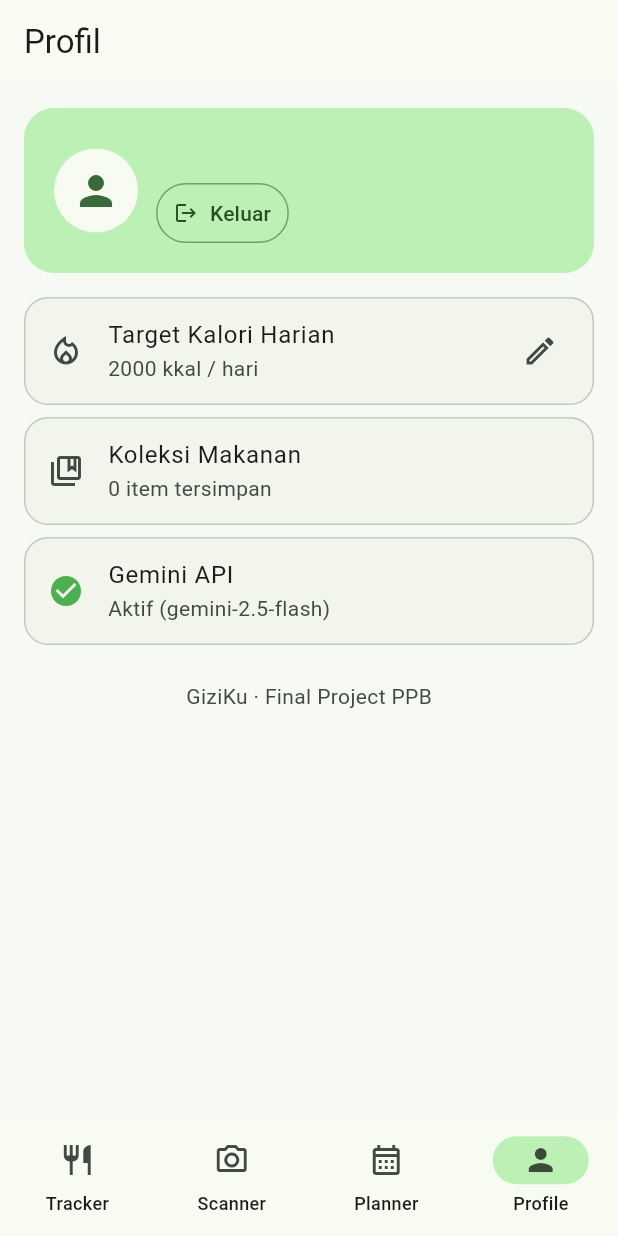
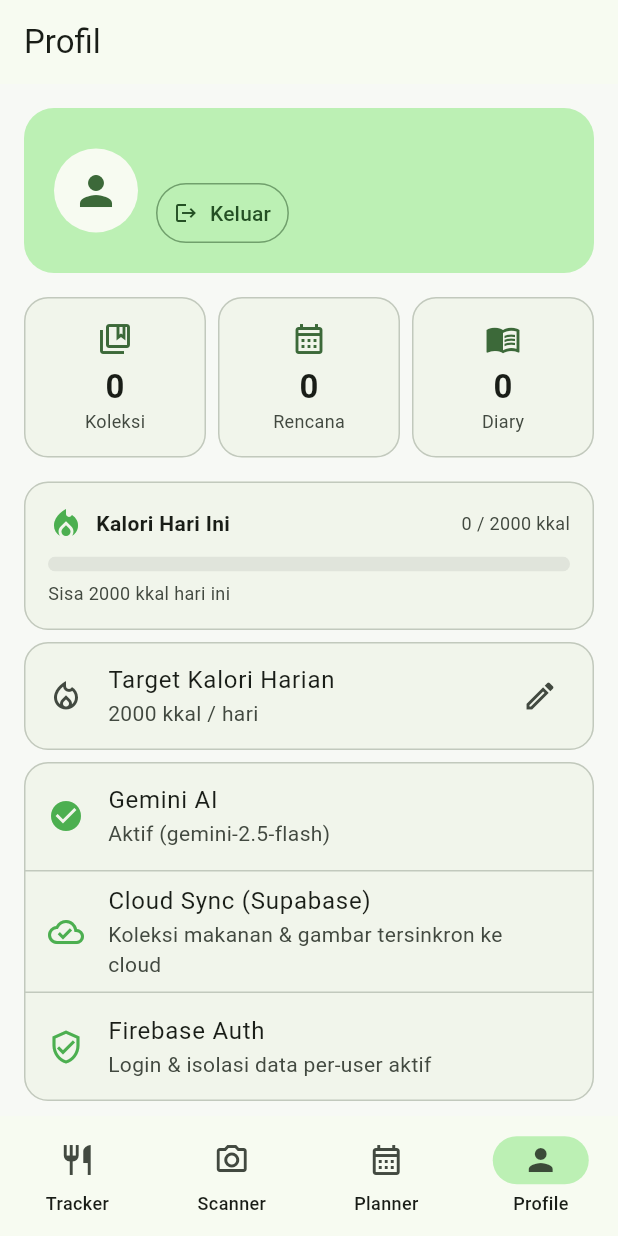
Before and after one commit to Udong0/Giziku, a Flutter app: the screen it shows once a user with an empty profile is signed in, item 4 of the bottom bar chosen, on a phone screen of 412 x 824 dp. Run offline on Flutter 3.47's test engine with Material 3 defaults, Android fonts, the phone set to English and light mode, and no system bars; our stand-ins replace cloud_firestore, firebase_auth, firebase_core, firebase_messaging, flutter_dotenv, flutter_local_notifications and 5 more; accounts and stored records are empty.

Commit message:
feat: per-user data isolation + Profile stats dashboard

```diff
--- a/lib/features/profile/screens/profile_screen.dart
+++ b/lib/features/profile/screens/profile_screen.dart
@@ -1,9 +1,12 @@
 import 'package:flutter/material.dart';
 import 'package:provider/provider.dart';
+import 'package:supabase_flutter/supabase_flutter.dart';
 
 import '../../auth/providers/auth_provider.dart' as app_auth;
+import '../../planner/providers/meal_plan_provider.dart';
 import '../../scanner/providers/food_library_provider.dart';
 import '../../scanner/services/gemini_service.dart';
+import '../../tracker/providers/diary_provider.dart';
 import '../providers/user_prefs_provider.dart';
 
 class ProfileScreen extends StatelessWidget {
@@ -26,14 +29,144 @@ class ProfileScreen extends StatelessWidget {
     final library = context.watch<FoodLibraryProvider>();
     final gemini = context.watch<GeminiService>();
     final prefs = context.watch<UserPrefsProvider>();
+    final diary = context.watch<DiaryProvider>();
+    final planner = context.watch<MealPlanProvider>();
     final scheme = Theme.of(context).colorScheme;
+
+    // Supabase aktif kalau client sudah pernah di-init.
+    final supabaseActive = _isSupabaseActive();
 
     return Scaffold(
       appBar: AppBar(title: const Text('Profil')),
       body: ListView(
         padding: const EdgeInsets.all(16),
         children: [
-          Container(
+          _ProfileHeader(
+            email: auth.email ?? 'Pengguna GiziKu',
+            onSignOut: auth.signOut,
+            scheme: scheme,
+          ),
+          const SizedBox(height: 16),
+
+          // Stats antar fitur
+          _StatsRow(
+            scheme: scheme,
+            items: [
+              _StatItem(
+                icon: Icons.collections_bookmark_outlined,
+                label: 'Koleksi',
+                value: '${library.items.length}',
+              ),
+              _StatItem(
+                icon: Icons.calendar_month_outlined,
+                label: 'Rencana',
+                value: '${planner.items.length}',
+              ),
+              _StatItem(
+                icon: Icons.menu_book_outlined,
+                label: 'Diary',
+                value: '${diary.entries.length}',
+              ),
+            ],
+          ),
+          const SizedBox(height: 16),
+
+          // Progress kalori hari ini
+          _CalorieProgressCard(
+            consumed: diary.totalCalories,
+            goal: prefs.calorieGoal,
+            scheme: scheme,
+          ),
+          const SizedBox(height: 8),
+
+          // Target kalori (editable)
+          Card(
+            child: ListTile(
+              leading: const Icon(Icons.local_fire_department_outlined),
+              title: const Text('Target Kalori Harian'),
+              subtitle:
+                  Text('${prefs.calorieGoal.toStringAsFixed(0)} kkal / hari'),
+              trailing: const Icon(Icons.edit_outlined),
+              onTap: () => _editCalorieGoal(context, prefs),
+            ),
+          ),
+          const SizedBox(height: 8),
+
+          // Status integrasi backend
+          Card(
+            child: Column(
+              children: [
+                ListTile(
+                  leading: Icon(
+                    gemini.isConfigured ? Icons.check_circle : Icons.info_outline,
+                    color: gemini.isConfigured ? Colors.green : Colors.orange,
+                  ),
+                  title: const Text('Gemini AI'),
+                  subtitle: Text(
+                    gemini.isConfigured
+                        ? 'Aktif (${gemini.modelName})'
+                        : 'Belum disetel — cek GEMINI_API_KEY di .env',
+                  ),
+                ),
+                const Divider(height: 1),
+                ListTile(
+                  leading: Icon(
+                    supabaseActive ? Icons.cloud_done_outlined : Icons.cloud_off,
+                    color: supabaseActive ? Colors.green : Colors.orange,
+                  ),
+                  title: const Text('Cloud Sync (Supabase)'),
+                  subtitle: Text(
+                    supabaseActive
+                        ? 'Koleksi makanan & gambar tersinkron ke cloud'
+                        : 'Belum aktif — data hanya tersimpan lokal',
+                  ),
+                ),
+                const Divider(height: 1),
+                const ListTile(
+                  leading: Icon(Icons.verified_user_outlined,
+                      color: Colors.green),
+                  title: Text('Firebase Auth'),
+                  subtitle: Text('Login & isolasi data per-user aktif'),
+                ),
+              ],
+            ),
+          ),
+          const SizedBox(height: 24),
+          Center(
+            child: Text(
+              'GiziKu · Final Project PPB',
+              style: TextStyle(color: scheme.onSurfaceVariant),
+            ),
+          ),
+        ],
+      ),
+    );
+  }
+
+  bool _isSupabaseActive() {
+    try {
+      Supabase.instance.client;
+      return true;
+    } catch (_) {
+      return false;
+    }
+  }
+}
+
+class _ProfileHeader extends StatelessWidget {
+  const _ProfileHeader({
+    required this.email,
+    required this.onSignOut,
+    required this.scheme,
+  });
+
+  final String email;
+  final VoidCallback onSignOut;
+  final ColorScheme scheme;
+
+  @override
+  Widget build(BuildContext context) {
+    return Container(
       padding: const EdgeInsets.all(20),
       decoration: BoxDecoration(
         color: scheme.primaryContainer,
@@ -52,7 +185,7 @@ class ProfileScreen extends StatelessWidget {
               crossAxisAlignment: CrossAxisAlignment.start,
               children: [
                 Text(
-                        auth.email ?? 'Pengguna GiziKu',
+                  email,
                   style: Theme.of(context).textTheme.titleMedium?.copyWith(
                         color: scheme.onPrimaryContainer,
                         fontWeight: FontWeight.bold,
@@ -61,7 +194,7 @@ class ProfileScreen extends StatelessWidget {
                 ),
                 const SizedBox(height: 6),
                 OutlinedButton.icon(
-                        onPressed: auth.signOut,
+                  onPressed: onSignOut,
                   icon: const Icon(Icons.logout, size: 16),
                   label: const Text('Keluar'),
                   style: OutlinedButton.styleFrom(
@@ -78,48 +211,121 @@ class ProfileScreen extends StatelessWidget {
           ),
         ],
       ),
+    );
+  }
+}
+
+class _StatItem {
+  final IconData icon;
+  final String label;
+  final String value;
+  const _StatItem(
+      {required this.icon, required this.label, required this.value});
+}
+
+class _StatsRow extends StatelessWidget {
+  const _StatsRow({required this.items, required this.scheme});
+  final List<_StatItem> items;
+  final ColorScheme scheme;
+
+  @override
+  Widget build(BuildContext context) {
+    return Row(
+      children: [
+        for (int i = 0; i < items.length; i++) ...[
+          if (i > 0) const SizedBox(width: 8),
+          Expanded(
+            child: Card(
+              child: Padding(
+                padding: const EdgeInsets.symmetric(vertical: 16),
+                child: Column(
+                  children: [
+                    Icon(items[i].icon, color: scheme.primary),
+                    const SizedBox(height: 6),
+                    Text(
+                      items[i].value,
+                      style: Theme.of(context)
+                          .textTheme
+                          .titleLarge
+                          ?.copyWith(fontWeight: FontWeight.bold),
                     ),
-          const SizedBox(height: 16),
-          Card(
-            child: ListTile(
-              leading: const Icon(Icons.local_fire_department_outlined),
-              title: const Text('Target Kalori Harian'),
-              subtitle: Text('${prefs.calorieGoal.toStringAsFixed(0)} kkal / hari'),
-              trailing: const Icon(Icons.edit_outlined),
-              onTap: () => _editCalorieGoal(context, prefs),
+                    Text(
+                      items[i].label,
+                      style: TextStyle(
+                        fontSize: 12,
+                        color: scheme.onSurfaceVariant,
                       ),
                     ),
-          const SizedBox(height: 8),
-          Card(
-            child: ListTile(
-              leading: const Icon(Icons.collections_bookmark_outlined),
-              title: const Text('Koleksi Makanan'),
-              subtitle: Text('${library.items.length} item tersimpan'),
-            ),
-          ),
-          const SizedBox(height: 8),
-          Card(
-            child: ListTile(
-              leading: Icon(
-                gemini.isConfigured ? Icons.check_circle : Icons.info_outline,
-                color: gemini.isConfigured ? Colors.green : Colors.orange,
-              ),
-              title: const Text('Gemini API'),
-              subtitle: Text(
-                gemini.isConfigured
-                    ? 'Aktif (${gemini.modelName})'
-                    : 'Belum disetel — jalankan dengan --dart-define=GEMINI_API_KEY=...',
+                  ],
                 ),
               ),
             ),
-          const SizedBox(height: 24),
-          Center(
-            child: Text(
-              'GiziKu · Final Project PPB',
-              style: TextStyle(color: scheme.onSurfaceVariant),
+          ),
+        ],
+      ],
+    );
+  }
+}
+
+class _CalorieProgressCard extends StatelessWidget {
+  const _CalorieProgressCard({
+    required this.consumed,
+    required this.goal,
+    required this.scheme,
+  });
+
+  final double consumed;
+  final double goal;
+  final ColorScheme scheme;
+
+  @override
+  Widget build(BuildContext context) {
+    final progress = goal > 0 ? (consumed / goal).clamp(0.0, 1.0) : 0.0;
+    final remaining = (goal - consumed).clamp(0, double.infinity);
+    final color = progress < 0.7
+        ? Colors.green
+        : (progress < 1.0 ? Colors.orange : Colors.red);
+
+    return Card(
+      child: Padding(
+        padding: const EdgeInsets.all(16),
+        child: Column(
+          crossAxisAlignment: CrossAxisAlignment.start,
+          children: [
+            Row(
+              children: [
+                Icon(Icons.local_fire_department, color: color),
+                const SizedBox(width: 8),
+                const Text(
+                  'Kalori Hari Ini',
+                  style: TextStyle(fontWeight: FontWeight.w600),
+                ),
+                const Spacer(),
+                Text(
+                  '${consumed.toStringAsFixed(0)} / ${goal.toStringAsFixed(0)} kkal',
+                  style: TextStyle(color: scheme.onSurfaceVariant, fontSize: 12),
+                ),
+              ],
+            ),
+            const SizedBox(height: 10),
+            ClipRRect(
+              borderRadius: BorderRadius.circular(8),
+              child: LinearProgressIndicator(
+                value: progress,
+                minHeight: 10,
+                backgroundColor: scheme.surfaceContainerHighest,
+                color: color,
               ),
             ),
+            const SizedBox(height: 6),
+            Text(
+              consumed >= goal
+                  ? 'Target tercapai · kelebihan ${(consumed - goal).toStringAsFixed(0)} kkal'
+                  : 'Sisa ${remaining.toStringAsFixed(0)} kkal hari ini',
+              style: TextStyle(color: scheme.onSurfaceVariant, fontSize: 12),
+            ),
           ],
+        ),
       ),
     );
   }
--- a/lib/features/scanner/data/supabase_food_repository.dart
+++ b/lib/features/scanner/data/supabase_food_repository.dart
@@ -1,3 +1,4 @@
+import 'package:firebase_auth/firebase_auth.dart';
 import 'package:supabase_flutter/supabase_flutter.dart';
 
 import '../models/food_item.dart';
@@ -5,49 +6,80 @@ import 'food_repository.dart';
 
 /// Supabase-backed food repository.
 ///
-/// Tabel `public.food_items` (lihat SQL schema di INTEGRATION.md / setup notes).
-/// Sekarang shared (RLS disabled). Migrasi ke per-user pakai Supabase Auth nanti.
+/// Tabel `public.food_items` dengan kolom `user_id` (text) — Firebase UID.
+/// RLS off; isolasi per-user dilakukan **client-side** dengan filter
+/// `.eq('user_id', firebaseUid)` di setiap query.
+///
+/// NOTE: Trust-based — siapapun dengan anon key bisa bypass filter
+/// kalau lewat REST. Untuk security yg proper, migrasi ke Supabase Auth.
 class SupabaseFoodRepository implements FoodRepository {
   SupabaseFoodRepository(this._client);
 
   final SupabaseClient _client;
   static const _table = 'food_items';
 
+  String? get _uid => FirebaseAuth.instance.currentUser?.uid;
+
   @override
   Future<void> init() async {
     // Supabase client sudah di-initialize di main.dart.
-    // Method ini ada untuk memenuhi kontrak FoodRepository.
   }
 
   @override
   Future<List<FoodItem>> getAll() async {
+    final uid = _uid;
+    if (uid == null) return [];
     final rows = await _client
         .from(_table)
         .select()
+        .eq('user_id', uid)
         .order('updated_at', ascending: false);
     return rows.map<FoodItem>(_fromRow).toList();
   }
 
   @override
   Future<FoodItem?> getById(String id) async {
-    final rows = await _client.from(_table).select().eq('id', id).limit(1);
+    final uid = _uid;
+    if (uid == null) return null;
+    final rows = await _client
+        .from(_table)
+        .select()
+        .eq('id', id)
+        .eq('user_id', uid)
+        .limit(1);
     if (rows.isEmpty) return null;
     return _fromRow(rows.first);
   }
 
   @override
   Future<void> add(FoodItem item) async {
-    await _client.from(_table).insert(_toRow(item));
+    final uid = _uid;
+    if (uid == null) {
+      throw StateError('Tidak bisa simpan: user belum login.');
+    }
+    await _client.from(_table).insert({..._toRow(item), 'user_id': uid});
   }
 
   @override
   Future<void> update(FoodItem item) async {
-    await _client.from(_table).update(_toRow(item)).eq('id', item.id);
+    final uid = _uid;
+    if (uid == null) {
+      throw StateError('Tidak bisa update: user belum login.');
+    }
+    await _client
+        .from(_table)
+        .update(_toRow(item))
+        .eq('id', item.id)
+        .eq('user_id', uid);
   }
 
   @override
   Future<void> delete(String id) async {
-    await _client.from(_table).delete().eq('id', id);
+    final uid = _uid;
+    if (uid == null) {
+      throw StateError('Tidak bisa hapus: user belum login.');
+    }
+    await _client.from(_table).delete().eq('id', id).eq('user_id', uid);
   }
 
   // ── Mapping antara FoodItem (camelCase) ↔ Postgres row (snake_case) ──
--- a/lib/features/scanner/services/food_image_storage.dart
+++ b/lib/features/scanner/services/food_image_storage.dart
@@ -1,15 +1,18 @@
 import 'dart:io';
 
+import 'package:firebase_auth/firebase_auth.dart';
 import 'package:path/path.dart' as p;
 import 'package:supabase_flutter/supabase_flutter.dart';
 import 'package:uuid/uuid.dart';
 
 /// Upload & hapus file gambar makanan ke Supabase Storage.
 ///
-/// Bucket `food-images` harus **public** (atau punya policy yg
-/// mengizinkan anonymous INSERT/SELECT) karena project ini pakai
-/// Firebase Auth, bukan Supabase Auth — RLS berbasis `auth.uid()`
-/// tidak berlaku di sini.
+/// Bucket `food-images` harus **public** karena project pakai Firebase Auth,
+/// bukan Supabase Auth — RLS berbasis `auth.uid()` tidak berlaku.
+///
+/// File di-upload ke path `<firebase_uid>/<uuid>.jpg` supaya:
+/// - Mudah cleanup per-user (folder per UID)
+/// - Path tidak bisa di-guess user lain (UID = random-looking string)
 class FoodImageStorage {
   FoodImageStorage(this._client);
 
@@ -18,11 +21,16 @@ class FoodImageStorage {
 
   /// Upload [localFile] ke Supabase Storage, return public URL.
   ///
-  /// File-name di-generate UUID supaya tidak collision.
+  /// File disimpan di `<firebase_uid>/<uuid>.jpg`. Throw kalau user
+  /// belum login.
   Future<String> upload(File localFile) async {
+    final uid = FirebaseAuth.instance.currentUser?.uid;
+    if (uid == null) {
+      throw StateError('Tidak bisa upload: user belum login.');
+    }
     final ext = p.extension(localFile.path).toLowerCase();
     final safeExt = ext.isEmpty ? '.jpg' : ext;
-    final remotePath = '${const Uuid().v4()}$safeExt';
+    final remotePath = '$uid/${const Uuid().v4()}$safeExt';
 
     await _client.storage.from(_bucket).upload(
           remotePath,
```
Lines whose indentation alone changed are shown as unchanged.
